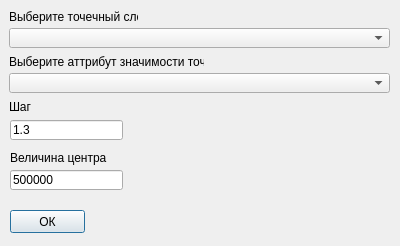
Before: the Qt Designer form my_plugin_dialog_base.ui in Gumbinnen/qgis-lightmodels, drawn with Qt 5.
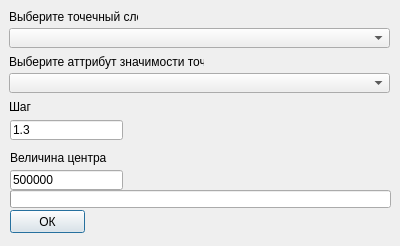
After: the same form once the commit is applied.

Commit message: Add cancelation for gravity model

```diff
--- a/my_plugin_dialog_base.ui
+++ b/my_plugin_dialog_base.ui
@@ -126,6 +126,16 @@
     <string>500000</string>
    </property>
   </widget>
+  <widget class="QProgressBar" name="progress_bar">
+   <property name="geometry">
+    <rect>
+     <x>10</x>
+     <y>190</y>
+     <width>381</width>
+     <height>18</height>
+    </rect>
+   </property>
+  </widget>
   <widget class="QPushButton" name="ok_button">
    <property name="geometry">
     <rect>
```
The commit also changes 2 other files.
